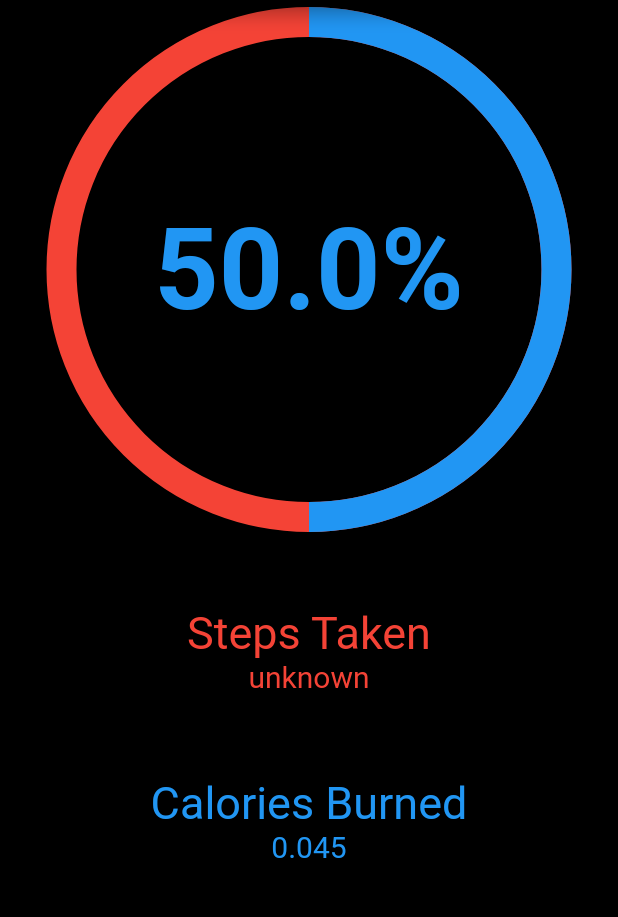
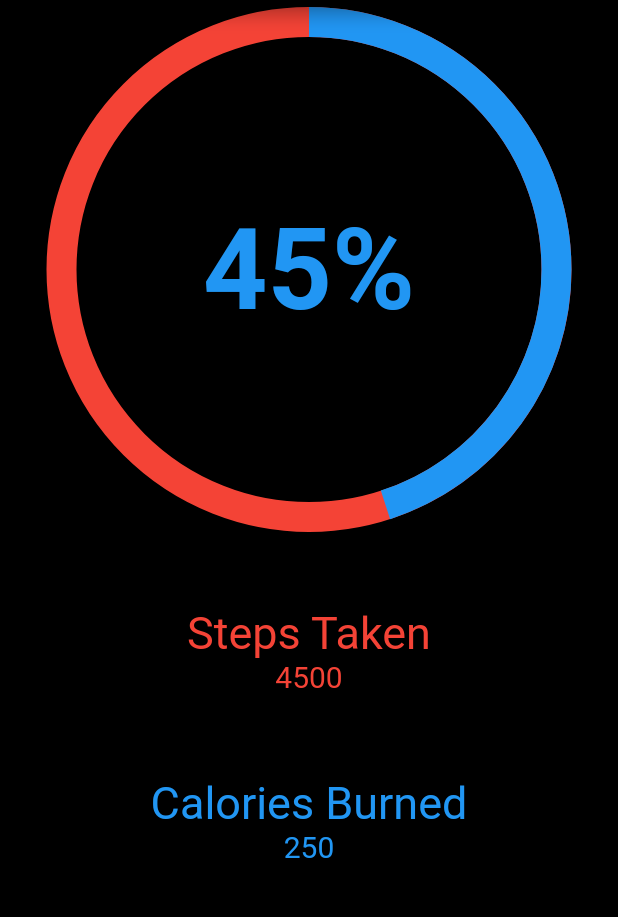
Before and after one commit to jatin-sainani/LeapCharge, a Flutter app: the home screen opened by its route, on a phone screen of 412 x 824 dp, the part 77-994 px from its top. Run offline on Flutter 3.47's test engine with Material 2 defaults, Android fonts, the phone set to English and light mode, and no system bars; drawn by our look-alikes of percent_indicator; our stand-ins replace charts_flutter, pedometer; missing offline and left inert: floating_search_bar.

Commit message:
Minor Bugs fixed

```diff
--- a/lib/home.dart
+++ b/lib/home.dart
@@ -47,9 +47,9 @@ class _home extends State<home> {
   async {
     setState(() {
       var Calorie_coeff=0.045;
-      _stepCountValue = "${stepCountValue-75000}";
-      _Calories="${(stepCountValue-75000)*Calorie_coeff}";
-      percent=(stepCountValue-75000)/10000;
+      _stepCountValue = "${stepCountValue-82000}";
+      _Calories="${(stepCountValue-82000)*Calorie_coeff}".substring(0,5);
+      percent=(stepCountValue-82000)/10000;
       print(percent);
     });
 
@@ -125,6 +125,15 @@ class _home extends State<home> {
 
             ),
 
+          ListTile(
+            title: Text('Your Route',
+              style: TextStyle(
+                  fontSize: 20.0
+              ),),
+
+
+          ),
+
             ListTile(
               title: Text('Past Record',
                 style: TextStyle(
@@ -154,10 +163,10 @@ class _home extends State<home> {
           children: <Widget>[
             CircularPercentIndicator(
                 radius: 350,
-            percent: percent,
+            percent: 0.45,
             progressColor: Colors.blue,
             lineWidth: 20.0,
-            center: Text("${percent*100}%",style:
+            center: Text("45%",style:    //"${percent*100}%"
               TextStyle(color: Colors.blue,
               fontSize:75.0,
                   fontWeight: FontWeight.bold),
@@ -173,7 +182,7 @@ class _home extends State<home> {
               ),
             ),
 
-              Text('$_stepCountValue',
+              Text('4500',
                 style: TextStyle(
                     color: Colors.red,
                     fontSize: 20.0
@@ -193,7 +202,7 @@ class _home extends State<home> {
                   ),
                 ),
 
-                Text('$_Calories',
+                Text('250',
                   style: TextStyle(
                       color: Colors.blue,
                       fontSize: 20.0
--- a/lib/login.dart
+++ b/lib/login.dart
@@ -199,7 +199,7 @@ class _loginstate extends State<login> with TickerProviderStateMixin {
                                       onTap: ()
                                       {
                                         print(_controller.text);
-                                        if(_controller.text=='js.sainani.droid@gmail.com') {
+                                        if(_controller.text=='') {
                                           setState(() {
                                             animationStatus = 1;
                                           });
--- a/pubspec.yaml
+++ b/pubspec.yaml
@@ -14,6 +14,7 @@ environment:
 
 dependencies:
   floating_search_bar: ^0.2.0
+  google_maps_flutter: ^0.4.0
   percent_indicator: "^2.1.1"
   charts_flutter:
   flutter:
```
Also changed, not shown: 1 other file.
